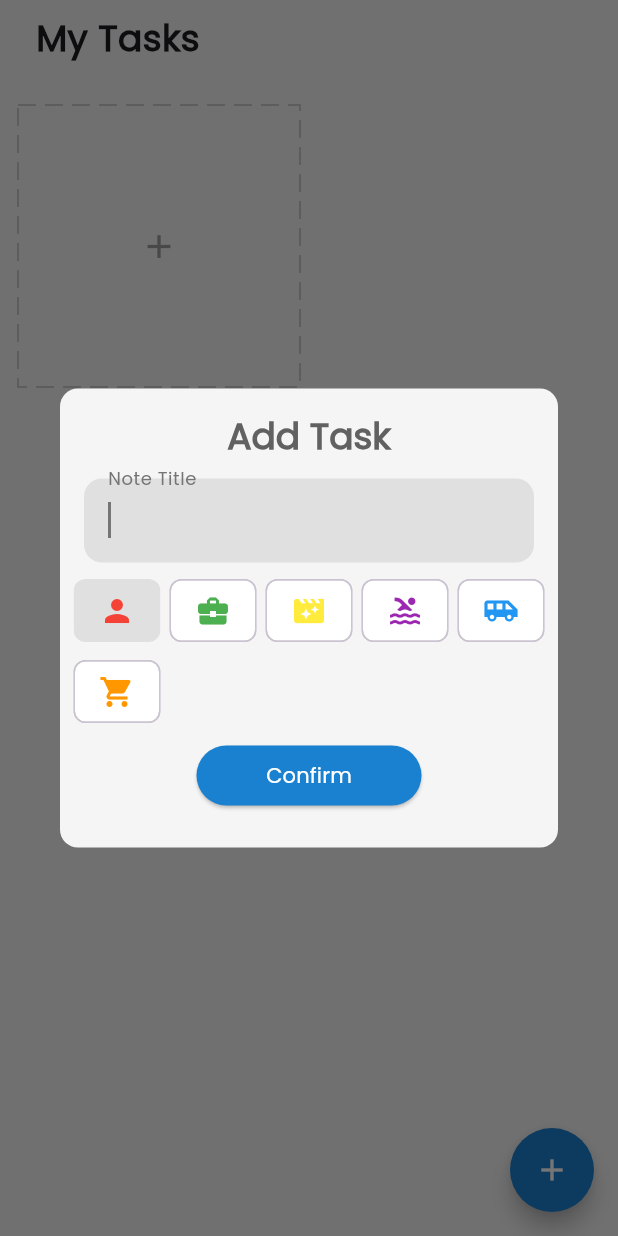
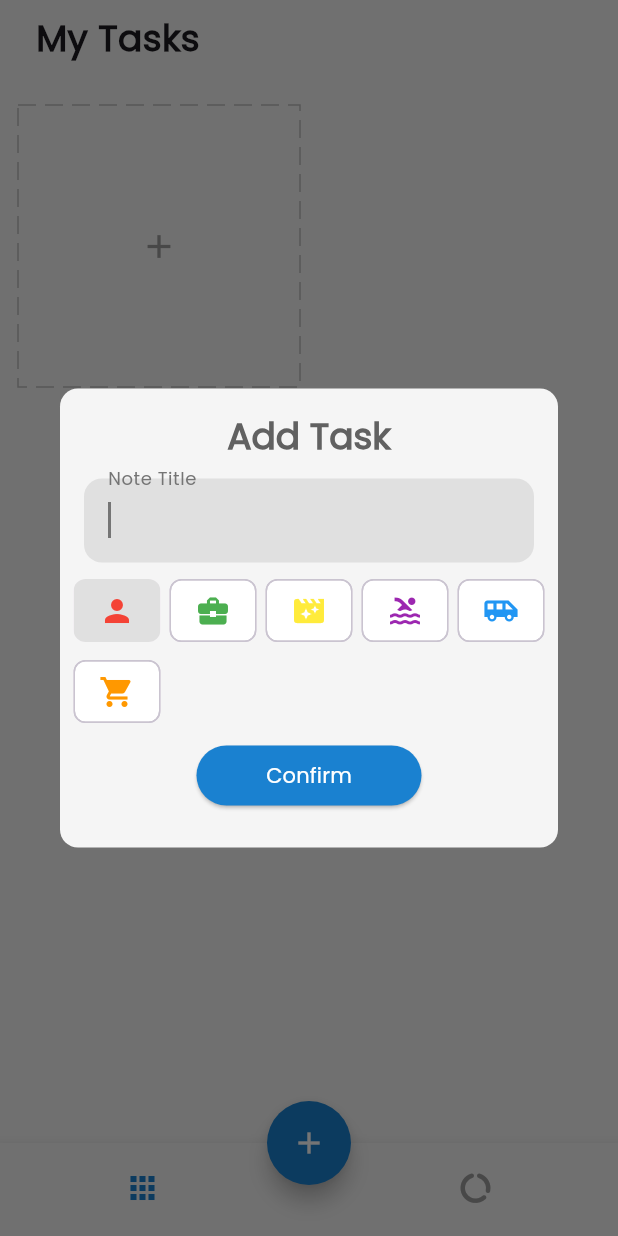
Before and after one commit to Ahmedmahmouddd/Advanced-Todo-App-with-GetX, a Flutter app: the screen it shows after launch, after a tap on the "add" icon, on a phone screen of 412 x 824 dp. Run offline on Flutter 3.47's test engine with Material 3 defaults, Android fonts, the phone set to English and light mode, and no system bars; drawn by our look-alikes of dotted_border; our stand-ins replace device_preview, equatable, flutter_easyloading, get, get_storage, step_progress_indicator.

Commit message:
add bottom navigation bar

```diff
--- a/lib/app/modules/home/controller.dart
+++ b/lib/app/modules/home/controller.dart
@@ -12,6 +12,7 @@ class HomeController extends GetxController {
   final tasks = <Task>[].obs;
   final chipIndex = 0.obs;
   final deleting = false.obs;
+  final tabIndex = 0.obs;
   final editingController = TextEditingController();
   final task = Rx<Task?>(null);
   final doingTodos = <dynamic>[].obs;
@@ -29,6 +30,10 @@ class HomeController extends GetxController {
         doingTodos.add(todo);
       }
     }
+  }
+
+  void changeTabIndex(int index) {
+    tabIndex.value = index;
   }
 
   @override
--- a/lib/app/modules/home/home_page.dart
+++ b/lib/app/modules/home/home_page.dart
@@ -9,6 +9,7 @@ import 'package:get_x/app/modules/home/controller.dart';
 import 'package:get_x/app/modules/home/widgets/add_card.dart';
 import 'package:get_x/app/modules/home/widgets/add_dialog_screen.dart';
 import 'package:get_x/app/modules/home/widgets/task_card.dart';
+import 'package:get_x/app/modules/report/report_page.dart';
 
 class HomePage extends GetView<HomeController> {
   const HomePage({super.key});
@@ -17,7 +18,11 @@ class HomePage extends GetView<HomeController> {
   Widget build(BuildContext context) {
     return Scaffold(
       backgroundColor: Colors.grey[100],
-      body: SafeArea(
+      body: Obx(() {
+        return IndexedStack(
+          index: controller.tabIndex.value,
+          children: [
+            SafeArea(
                 child: ListView(children: [
               Padding(
                 padding: EdgeInsets.only(right: 24.0, left: 24.0, bottom: 16, top: 8),
@@ -53,6 +58,10 @@ class HomePage extends GetView<HomeController> {
                 ),
               )
             ])),
+            ReportPage(),
+          ],
+        );
+      }),
       floatingActionButton: DragTarget<Task>(
         builder: (_, __, ___) {
           return Obx(() => FloatingActionButton(
@@ -75,6 +84,34 @@ class HomePage extends GetView<HomeController> {
           controller.deleting.value = false;
         },
       ),
+      floatingActionButtonLocation: FloatingActionButtonLocation.centerDocked,
+      bottomNavigationBar: Theme(
+        data: ThemeData(highlightColor: Colors.transparent, hoverColor: Colors.transparent),
+        child: Obx(() {
+          return BottomNavigationBar(
+            backgroundColor: Colors.grey[100],
+            onTap: (value) => controller.changeTabIndex(value),
+            currentIndex: controller.tabIndex.value,
+            showSelectedLabels: false,
+            showUnselectedLabels: false,
+            items: [
+              BottomNavigationBarItem(
+                  icon: Padding(
+                    padding: const EdgeInsets.only(top: 4.0, right: 16),
+                    child: Icon(Icons.apps, color: controller.tabIndex.value == 0 ? blue : Colors.grey),
+                  ),
+                  label: "Home"),
+              BottomNavigationBarItem(
+                  icon: Padding(
+                    padding: const EdgeInsets.only(top: 4.0, left: 16),
+                    child: Icon(Icons.data_usage_rounded,
+                        color: controller.tabIndex.value == 1 ? blue : Colors.grey),
+                  ),
+                  label: "Report"),
+            ],
+          );
+        }),
+      ),
     );
   }
 }
--- /dev/null
+++ b/lib/app/modules/report/report_page.dart
@@ -0,0 +1,15 @@
+import 'package:flutter/material.dart';
+
+class ReportPage extends StatelessWidget {
+  const ReportPage({super.key});
+
+  @override
+  Widget build(BuildContext context) {
+    return Scaffold(
+      backgroundColor: Colors.grey[100],
+      body: Center(
+        child: Text('Report Page'),
+      ),
+    );
+  }
+}
```
Lines whose indentation alone changed are shown as unchanged.
